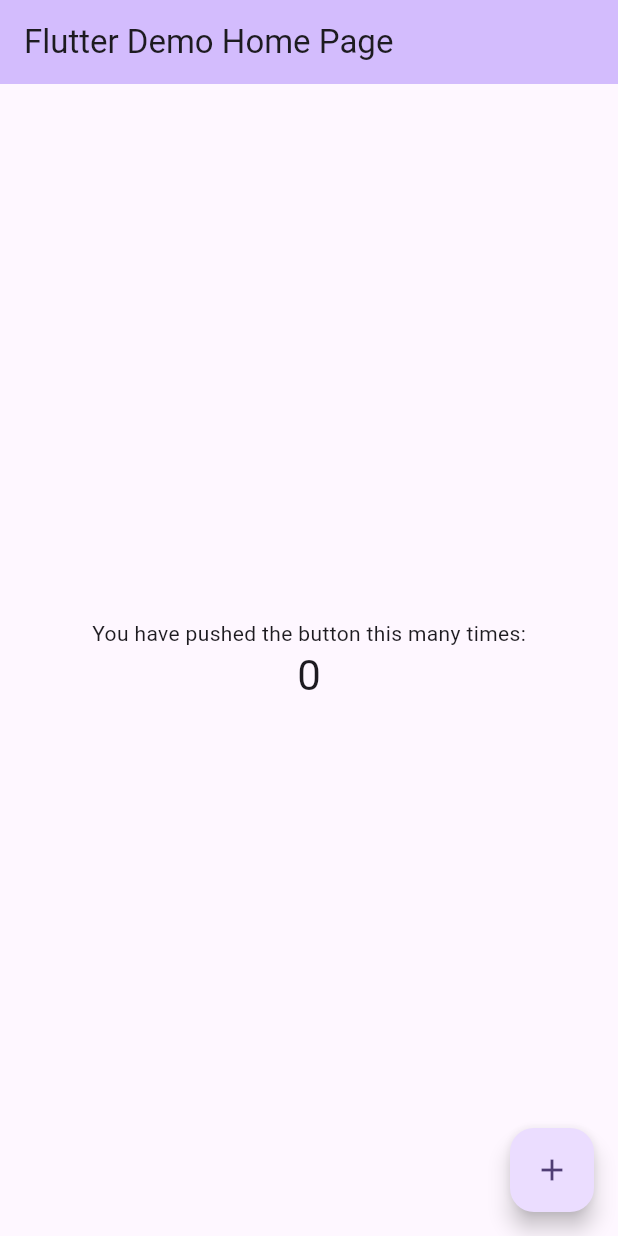
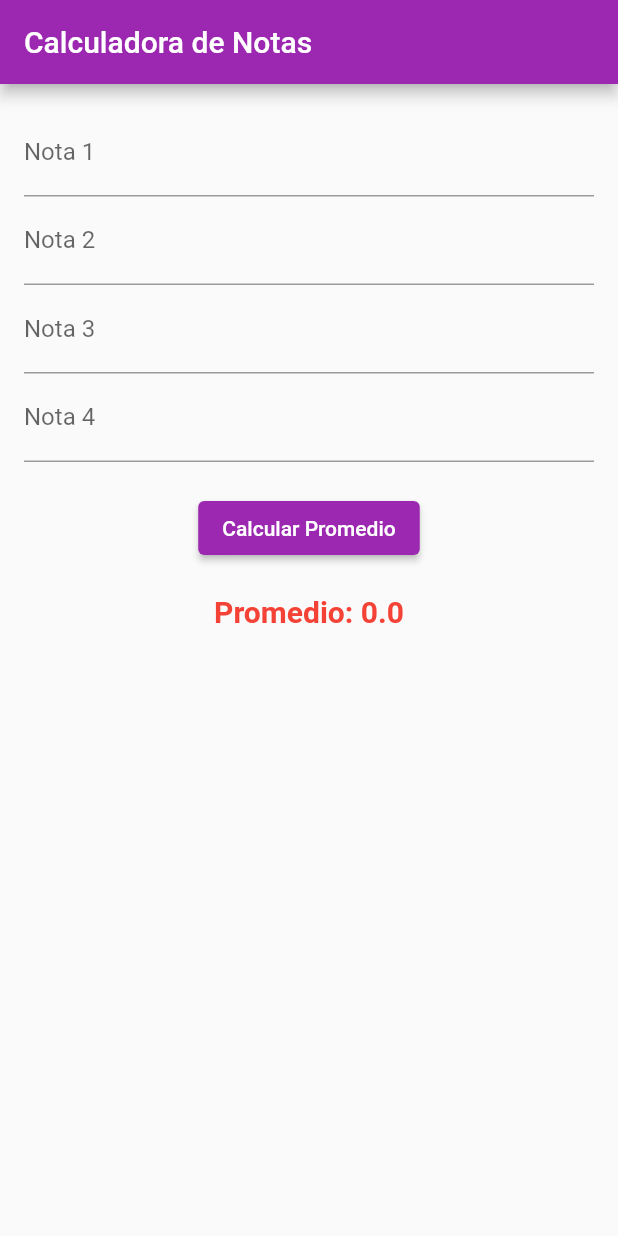
Before and after one commit to softhamck/GeneradordeContrasenas-ProyectoFinal, a Flutter app: the screen it shows after launch, on a phone screen of 412 x 824 dp. Run offline on Flutter 3.47's test engine with Material 2 defaults, Android fonts, the phone set to English and light mode, and no system bars.

Commit message:
Modificación Archivo .dart, con la estructura del proyecto

```diff
--- a/lib/main.dart
+++ b/lib/main.dart
@@ -5,121 +5,143 @@ void main() {
 }
 
 class MyApp extends StatelessWidget {
-  const MyApp({super.key});
+  const MyApp({Key? key});
 
-  // This widget is the root of your application.
   @override
   Widget build(BuildContext context) {
     return MaterialApp(
-      title: 'Flutter Demo',
+      title: 'Calculadora de Notas',
       theme: ThemeData(
-        // This is the theme of your application.
-        //
-        // TRY THIS: Try running your application with "flutter run". You'll see
-        // the application has a blue toolbar. Then, without quitting the app,
-        // try changing the seedColor in the colorScheme below to Colors.green
-        // and then invoke "hot reload" (save your changes or press the "hot
-        // reload" button in a Flutter-supported IDE, or press "r" if you used
-        // the command line to start the app).
-        //
-        // Notice that the counter didn't reset back to zero; the application
-        // state is not lost during the reload. To reset the state, use hot
-        // restart instead.
-        //
-        // This works for code too, not just values: Most code changes can be
-        // tested with just a hot reload.
-        colorScheme: ColorScheme.fromSeed(seedColor: Colors.deepPurple),
-        useMaterial3: true,
+        colorScheme: ColorScheme.fromSwatch(primarySwatch: Colors.purple),
       ),
-      home: const MyHomePage(title: 'Flutter Demo Home Page'),
+      home: const MyHomePage(title: 'Calculadora de Notas'),
     );
   }
 }
 
 class MyHomePage extends StatefulWidget {
-  const MyHomePage({super.key, required this.title});
-
-  // This widget is the home page of your application. It is stateful, meaning
-  // that it has a State object (defined below) that contains fields that affect
-  // how it looks.
-
-  // This class is the configuration for the state. It holds the values (in this
-  // case the title) provided by the parent (in this case the App widget) and
-  // used by the build method of the State. Fields in a Widget subclass are
-  // always marked "final".
+  const MyHomePage({Key? key, required this.title});
 
   final String title;
 
   @override
-  State<MyHomePage> createState() => _MyHomePageState();
+  _MyHomePageState createState() => _MyHomePageState();
 }
 
 class _MyHomePageState extends State<MyHomePage> {
-  int _counter = 0;
+  final TextEditingController nota1Controller = TextEditingController();
+  final TextEditingController nota2Controller = TextEditingController();
+  final TextEditingController nota3Controller = TextEditingController();
+  final TextEditingController nota4Controller = TextEditingController();
+  double promedio = 0.0;
+  String errorText = '';
+  String resultado = '';
 
-  void _incrementCounter() {
-    setState(() {
-      // This call to setState tells the Flutter framework that something has
-      // changed in this State, which causes it to rerun the build method below
-      // so that the display can reflect the updated values. If we changed
-      // _counter without calling setState(), then the build method would not be
-      // called again, and so nothing would appear to happen.
-      _counter++;
-    });
+  void _calcularPromedio() {
+    final nota1 = double.tryParse(nota1Controller.text) ?? 0.0;
+    final nota2 = double.tryParse(nota2Controller.text) ?? 0.0;
+    final nota3 = double.tryParse(nota3Controller.text) ?? 0.0;
+    final nota4 = double.tryParse(nota4Controller.text) ?? 0.0;
+
+    if (nota1 >= 0 && nota2 >= 0 && nota3 >= 0 && nota4 >= 0) {
+      final total = nota1 + nota2 + nota3 + nota4;
+      final promedio = total / 4;
+
+      setState(() {
+        this.promedio = promedio;
+        errorText = '';
+        resultado = (promedio >= 3.0) ? 'Ganó la materia' : 'Perdió la materia';
+      });
+    } else {
+      setState(() {
+        errorText = 'Las notas deben ser números no negativos.';
+        promedio = 0.0;
+        resultado = '';
+      });
+    }
   }
 
   @override
   Widget build(BuildContext context) {
-    // This method is rerun every time setState is called, for instance as done
-    // by the _incrementCounter method above.
-    //
-    // The Flutter framework has been optimized to make rerunning build methods
-    // fast, so that you can just rebuild anything that needs updating rather
-    // than having to individually change instances of widgets.
     return Scaffold(
       appBar: AppBar(
-        // TRY THIS: Try changing the color here to a specific color (to
-        // Colors.amber, perhaps?) and trigger a hot reload to see the AppBar
-        // change color while the other colors stay the same.
-        backgroundColor: Theme.of(context).colorScheme.inversePrimary,
-        // Here we take the value from the MyHomePage object that was created by
-        // the App.build method, and use it to set our appbar title.
         title: Text(widget.title),
       ),
-      body: Center(
-        // Center is a layout widget. It takes a single child and positions it
-        // in the middle of the parent.
+      body: Padding(
+        padding: const EdgeInsets.all(16.0),
         child: Column(
-          // Column is also a layout widget. It takes a list of children and
-          // arranges them vertically. By default, it sizes itself to fit its
-          // children horizontally, and tries to be as tall as its parent.
-          //
-          // Column has various properties to control how it sizes itself and
-          // how it positions its children. Here we use mainAxisAlignment to
-          // center the children vertically; the main axis here is the vertical
-          // axis because Columns are vertical (the cross axis would be
-          // horizontal).
-          //
-          // TRY THIS: Invoke "debug painting" (choose the "Toggle Debug Paint"
-          // action in the IDE, or press "p" in the console), to see the
-          // wireframe for each widget.
-          mainAxisAlignment: MainAxisAlignment.center,
-          children: <Widget>[
-            const Text(
-              'You have pushed the button this many times:',
+          children: [
+            TextField(
+              controller: nota1Controller,
+              keyboardType: TextInputType.number,
+              decoration: InputDecoration(
+                labelText: 'Nota 1',
+                errorText: nota1Controller.text.isNotEmpty && double.tryParse(nota1Controller.text) == null
+                    ? 'Ingrese un número válido'
+                    : null,
+              ),
+            ),
+            TextField(
+              controller: nota2Controller,
+              keyboardType: TextInputType.number,
+              decoration: InputDecoration(
+                labelText: 'Nota 2',
+                errorText: nota2Controller.text.isNotEmpty && double.tryParse(nota2Controller.text) == null
+                    ? 'Ingrese un número válido'
+                    : null,
+              ),
+            ),
+            TextField(
+              controller: nota3Controller,
+              keyboardType: TextInputType.number,
+              decoration: InputDecoration(
+                labelText: 'Nota 3',
+                errorText: nota3Controller.text.isNotEmpty && double.tryParse(nota3Controller.text) == null
+                    ? 'Ingrese un número válido'
+                    : null,
+              ),
+            ),
+            TextField(
+              controller: nota4Controller,
+              keyboardType: TextInputType.number,
+              decoration: InputDecoration(
+                labelText: 'Nota 4',
+                errorText: nota4Controller.text.isNotEmpty && double.tryParse(nota4Controller.text) == null
+                    ? 'Ingrese un número válido'
+                    : null,
+              ),
+            ),
+            const SizedBox(height: 20),
+            ElevatedButton(
+              onPressed: _calcularPromedio,
+              child: Text('Calcular Promedio'),
+            ),
+            const SizedBox(height: 20),
+            Text(
+              'Promedio: $promedio',
+              style: TextStyle(
+                fontSize: 20,
+                fontWeight: FontWeight.bold,
+                color: promedio >= 3.0 ? Colors.green : Colors.red,
+              ),
+            ),
+            const SizedBox(height: 8), // Agregamos espacio entre el promedio y el mensaje
+            Text(
+              resultado,
+              style: TextStyle(
+                fontSize: 20,
+                color: promedio >= 3.0 ? Colors.green : Colors.red,
+              ),
             ),
             Text(
-              '$_counter',
-              style: Theme.of(context).textTheme.headlineMedium,
-            ),
+              errorText,
+              style: TextStyle(
+                color: Colors.red,
+              ),
+            )
           ],
         ),
       ),
-      floatingActionButton: FloatingActionButton(
-        onPressed: _incrementCounter,
-        tooltip: 'Increment',
-        child: const Icon(Icons.add),
-      ), // This trailing comma makes auto-formatting nicer for build methods.
     );
   }
 }
```
